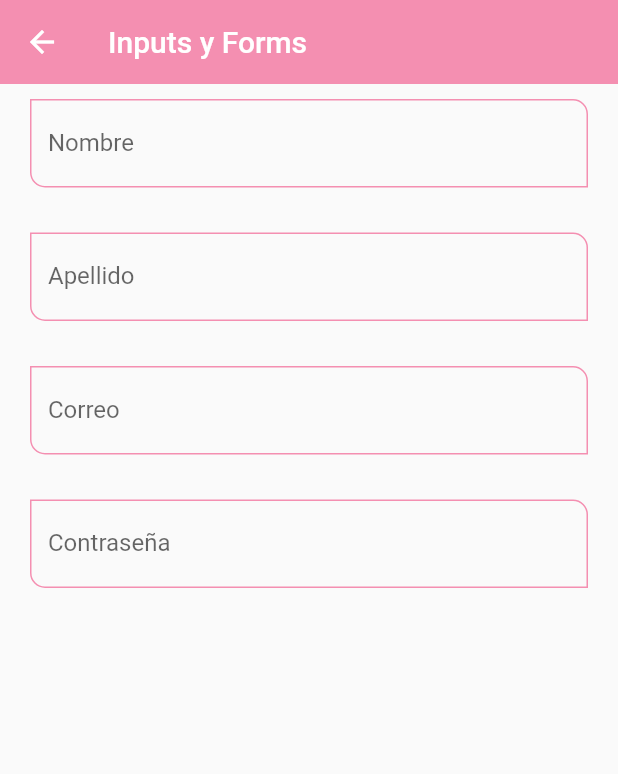
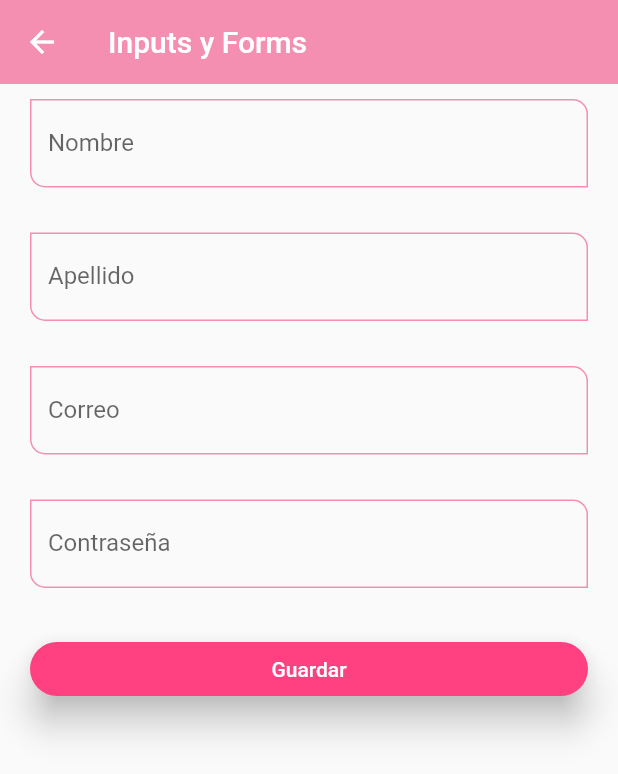
Before and after one commit to valfranciscangeli/fl_components, a Flutter app: the InputsScreen screen opened by its route, on a phone screen of 412 x 824 dp. Shown: the top 774 px of the screen. Run offline on Flutter 3.47's test engine with Material 2 defaults, Android fonts, the phone set to English and light mode, and no system bars.

Commit message:
fin clase 92

```diff
--- a/lib/screens/inputs_screen.dart
+++ b/lib/screens/inputs_screen.dart
@@ -1,12 +1,21 @@
 import 'package:fl_components/widgets/widgets.dart';
 import 'package:flutter/material.dart';
-
 
 class InputsScreen extends StatelessWidget {
   const InputsScreen({Key? key}) : super(key: key);
 
   @override
   Widget build(BuildContext context) {
+    final GlobalKey<FormState> myFormKey = GlobalKey<FormState>();
+
+    final Map<String, dynamic> formValues = {
+      'first_name': 'Val',
+      'last_name': 'Francis',
+      'email': 'myemail@email.com',
+      'password': '123456',
+      'role': 'Admin'
+    };
+
     return Scaffold(
         appBar: AppBar(
           title: const Text('Inputs y Forms'),
@@ -14,29 +23,63 @@ class InputsScreen extends StatelessWidget {
         body: SingleChildScrollView(
           child: Padding(
             padding: const EdgeInsets.symmetric(horizontal: 20, vertical: 10),
-            child: Column(children: const [
+            child: Form(
+              key: myFormKey,
+              child: Column(children: [
                 CustomInputField(
                   hintText: 'Nombre del usuario',
                   laberText: 'Nombre',
+                  formProperty: 'first_name',
+                  formValues: formValues,
                 ),
-               SizedBox(height: 30,),
+                const SizedBox(
+                  height: 30,
+                ),
                 CustomInputField(
                   hintText: 'Apellido del usuario',
                   laberText: 'Apellido',
+                  formProperty: 'last_name',
+                  formValues: formValues,
                 ),
-               SizedBox(height: 30,),
+                const SizedBox(
+                  height: 30,
+                ),
                 CustomInputField(
                   hintText: 'Correo del usuario',
                   laberText: 'Correo',
                   keyboardType: TextInputType.emailAddress,
+                  formProperty: 'email',
+                  formValues: formValues,
                 ),
-               SizedBox(height: 30,),
+                const SizedBox(
+                  height: 30,
+                ),
                 CustomInputField(
                   hintText: 'Contraseña',
                   laberText: 'Contraseña',
+                  formProperty: 'password',
+                  formValues: formValues,
                   isPassword: true,
                 ),
+                const SizedBox(
+                  height: 30,
+                ),
+                ElevatedButton(
+                    onPressed: () {
+                      FocusScope.of(context).requestFocus(FocusNode());
+                      if (!myFormKey.currentState!.validate()) {
+                        print('formulario no valido');
+                        return;
+                      }
+
+                      //* imprimir valores del formulario
+                      print(formValues);
+                    },
+                    child: const SizedBox(
+                        width: double.infinity,
+                        child: Center(child: Text('Guardar'))))
               ]),
+            ),
           ),
         ));
   }
--- a/lib/widgets/custom_input_field.dart
+++ b/lib/widgets/custom_input_field.dart
@@ -10,6 +10,9 @@ class CustomInputField extends StatelessWidget {
   final TextInputType? keyboardType;
   final bool isPassword;
 
+  final String formProperty;
+  final Map<String, dynamic> formValues;
+
   const CustomInputField(
       {this.hintText,
       this.laberText,
@@ -19,7 +22,9 @@ class CustomInputField extends StatelessWidget {
       this.suffixIcon,
       this.prefixIcon,
       this.keyboardType,
-      this.isPassword = false})
+      this.isPassword = false,
+      required this.formProperty,
+      required this.formValues})
       : super(key: key);
 
   @override
@@ -31,7 +36,7 @@ class CustomInputField extends StatelessWidget {
       keyboardType: keyboardType,
       obscureText: isPassword,
       onChanged: (value) {
-        print(value);
+        formValues[formProperty]=value;
       },
       validator: (value) {
         if (value == null) return 'Este campo es requerido';
```
Lines whose indentation alone changed are shown as unchanged.
